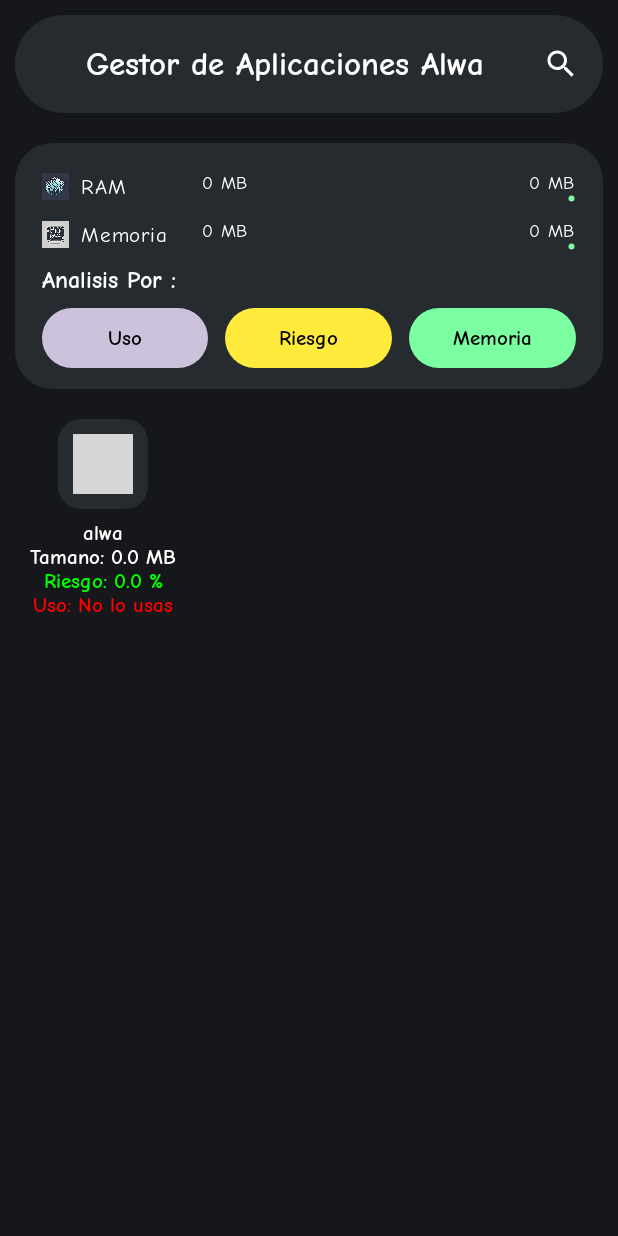
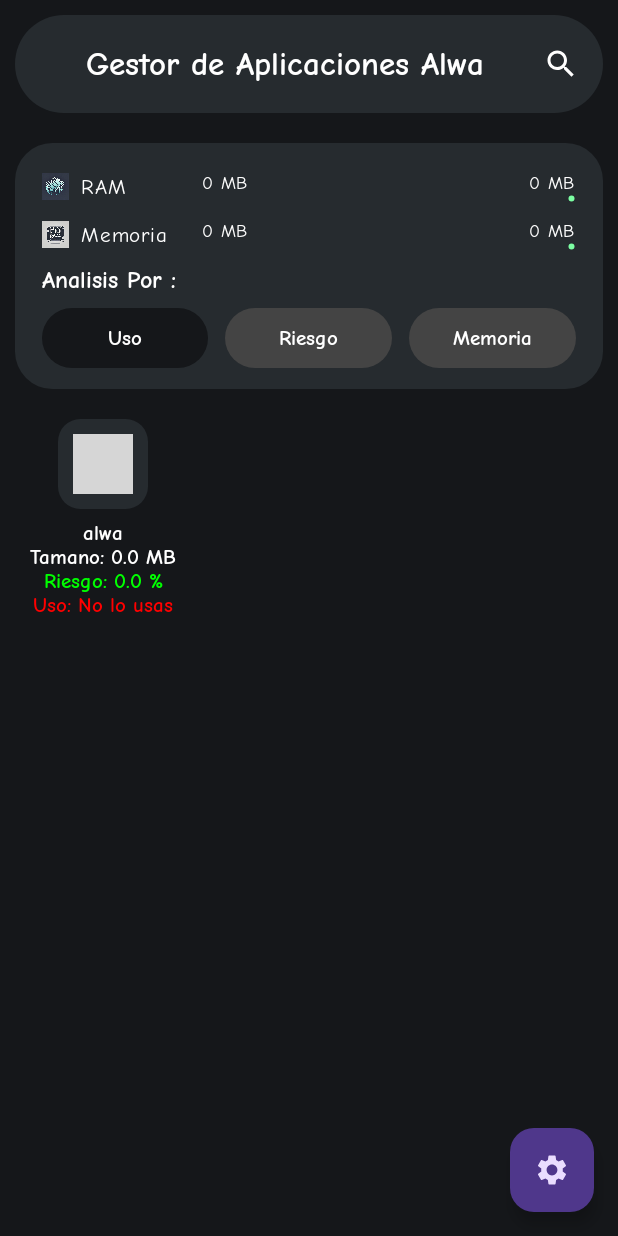
Before and after one commit to jlipaochoa/app_management, an Android app built with Jetpack Compose: the screen it shows after launch (MainActivity), after a tap on "Uso", on a phone screen of 412 x 824 dp. Run offline under Robolectric (Android 15) with nearby library versions, the phone set to English and light mode, and no system bars; our stand-ins replace Dagger/Hilt's generated code, accompanist; 2 statements that could not run were skipped; grey boxes are pictures that could not be loaded.

Commit message:
feat: improve home and add analysis use case

```diff
--- a/app/src/main/java/com/example/app_management/presentation/apps/HomeScreen.kt
+++ b/app/src/main/java/com/example/app_management/presentation/apps/HomeScreen.kt
@@ -1,5 +1,9 @@
 package com.example.app_management.presentation.apps
 
+import android.content.Intent
+import android.provider.Settings.ACTION_USAGE_ACCESS_SETTINGS
+import androidx.activity.compose.rememberLauncherForActivityResult
+import androidx.activity.result.contract.ActivityResultContracts
 import androidx.compose.foundation.layout.Column
 import androidx.compose.foundation.layout.Spacer
 import androidx.compose.foundation.layout.fillMaxHeight
@@ -10,19 +14,33 @@ import androidx.compose.foundation.layout.width
 import androidx.compose.foundation.lazy.grid.GridCells
 import androidx.compose.foundation.lazy.grid.LazyVerticalGrid
 import androidx.compose.foundation.lazy.grid.items
+import androidx.compose.material.icons.Icons
+import androidx.compose.material.icons.filled.Settings
+import androidx.compose.material3.Button
 import androidx.compose.material3.CircularProgressIndicator
+import androidx.compose.material3.FloatingActionButton
+import androidx.compose.material3.Icon
 import androidx.compose.material3.Scaffold
+import androidx.compose.material3.Text
 import androidx.compose.runtime.Composable
+import androidx.compose.runtime.DisposableEffect
 import androidx.compose.runtime.collectAsState
 import androidx.compose.runtime.getValue
+import androidx.compose.runtime.mutableStateOf
+import androidx.compose.runtime.remember
+import androidx.compose.runtime.setValue
 import androidx.compose.ui.Alignment
 import androidx.compose.ui.Modifier
 import androidx.compose.ui.unit.dp
 import androidx.navigation.NavController
 import androidx.hilt.navigation.compose.hiltViewModel
+import androidx.lifecycle.Lifecycle
+import androidx.lifecycle.LifecycleEventObserver
+import androidx.lifecycle.compose.LocalLifecycleOwner
 import com.example.app_management.presentation.apps.components.AnalysisSection
 import com.example.app_management.presentation.apps.components.AppBar
 import com.example.app_management.presentation.apps.components.CardAppItem
+import com.example.app_management.presentation.apps.components.DialogAnalysis
 import com.example.app_management.presentation.ui.theme.Green40
 import com.example.app_management.util.Screen
 
@@ -43,6 +61,28 @@ fun HomeScreen(
 
     val typeAnalysis by viewModel.typeAnalysis.collectAsState()
 
+    var hasPermissions by remember { mutableStateOf(viewModel.hasUsageStatsPermission()) }
+
+    val showDialog by viewModel.showDialog.collectAsState()
+
+    DialogAnalysis(
+        description = description,
+        showDialog = showDialog,
+        dismissDialog = { viewModel.updateShowDialog() }
+    )
+
+    val settingsLauncher = rememberLauncherForActivityResult(
+        contract = ActivityResultContracts.StartActivityForResult()
+    ) {
+    }
+
+    OnLifecycleEvent {
+        hasPermissions = viewModel.hasUsageStatsPermission()
+        if (hasPermissions) {
+            viewModel.getLaunchApps()
+        }
+    }
+
     Scaffold(
         modifier = Modifier.fillMaxSize(),
         topBar = {
@@ -53,6 +93,13 @@ fun HomeScreen(
                 onSearch = { viewModel.onSearchQueryChanged(it) },
                 onChangeState = { viewModel.setAppBarState(it) }
             )
+        },
+        floatingActionButton = {
+            FloatingActionButton(
+                onClick = { viewModel.analysisDescription() },
+            ) {
+                Icon(Icons.Filled.Settings, "Analisa.")
+            }
         }
     ) { innerPadding ->
         Column(
@@ -61,10 +108,24 @@ fun HomeScreen(
                 .padding(innerPadding)
         ) {
             AnalysisSection(
-                analysisDescription = description,
-                analysisCallBack = { type -> viewModel.analysis(type) },
+                analysisDescription = "",
+                analysisCallBack = { type -> viewModel.orderByTypeAnalysis(type) },
                 typeAnalysisSelected = typeAnalysis
             )
+            if (!hasPermissions) {
+                Text("No tienes permisos de Usage Stats.", Modifier.padding(horizontal = 20.dp).align(Alignment.CenterHorizontally))
+                Spacer(modifier = Modifier.height(16.dp))
+                Button(
+                    onClick = {
+                        val intent = Intent(ACTION_USAGE_ACCESS_SETTINGS)
+                        intent.addFlags(Intent.FLAG_ACTIVITY_NEW_TASK)
+                        settingsLauncher.launch(intent)
+                    },
+                    modifier = Modifier.padding(horizontal = 20.dp).align(Alignment.CenterHorizontally)
+                ) {
+                    Text("Habilitar permisos")
+                }
+            } else {
                 LazyVerticalGrid(
                     columns = GridCells.Fixed(3),
                 ) {
@@ -73,7 +134,7 @@ fun HomeScreen(
                             navController.navigate(route = Screen.DetailAppScreen.route + "?packageName=${it.packageName}")
                         }
                     }
-                item { Spacer(modifier = Modifier.height(200.dp)) }
+                    item { Spacer(modifier = Modifier.height(300.dp)) }
                 }
                 if (loadingEvent) {
                     CircularProgressIndicator(
@@ -86,3 +147,23 @@ fun HomeScreen(
             }
         }
     }
+}
+
+@Composable
+fun OnLifecycleEvent(onEvent: () -> Unit) {
+    val lifecycleOwner = LocalLifecycleOwner.current
+
+    DisposableEffect(lifecycleOwner) {
+        val lifecycle = lifecycleOwner.lifecycle
+        val observer = LifecycleEventObserver { _, event ->
+            if (event == Lifecycle.Event.ON_RESUME) {
+                onEvent()
+            }
+        }
+
+        lifecycle.addObserver(observer)
+        onDispose {
+            lifecycle.removeObserver(observer)
+        }
+    }
+}
--- a/app/src/main/java/com/example/app_management/presentation/apps/HomeViewModel.kt
+++ b/app/src/main/java/com/example/app_management/presentation/apps/HomeViewModel.kt
@@ -27,11 +27,13 @@ class HomeViewModel @Inject constructor(
     private val application: Application
 ) : ViewModel() {
 
-    private val _isPermissionStatsEnabled get() = application.hasUsageStatsPermission()
-
     private var jobOrderApps: Job? = null
 
     private var searchJob: Job? = null
+
+    private var getAppJobs: Job? = null
+
+    private var analysisJob: Job? = null
 
     private var _items = listOf<AppInfoAnalysis>()
 
@@ -50,6 +52,9 @@ class HomeViewModel @Inject constructor(
     private val _description = MutableStateFlow("")
     val description: StateFlow<String> = _description.asStateFlow()
 
+    private val _showDialog = MutableStateFlow(false)
+    val showDialog: StateFlow<Boolean> = _showDialog.asStateFlow()
+
     private val _typeAnalysis = MutableStateFlow(TypeAnalysis.Memory)
     val typeAnalysis: StateFlow<TypeAnalysis> = _typeAnalysis.asStateFlow()
 
@@ -57,16 +62,14 @@ class HomeViewModel @Inject constructor(
         _appBarState.value = state
     }
 
-    init {
-        getLaunchApps()
-    }
-
-    private fun getLaunchApps() {
-        viewModelScope.launch {
+    fun getLaunchApps() {
+        getAppJobs?.cancel()
+        getAppJobs = viewModelScope.launch {
+            _filteredItems.value = listOf()
             _loadingEvent.value = true
             _items = withContext(Dispatchers.IO) { getAppsUseCase(typeAnalysis.value) }
             _loadingEvent.value = false
-            _filteredItems.value = _items
+            onSearchQueryChanged(query.value)
         }
     }
 
@@ -84,20 +87,19 @@ class HomeViewModel @Inject constructor(
         }
     }
 
-    fun analysis(typeAnalysis: TypeAnalysis) {
-        if (!_isPermissionStatsEnabled) {
+    fun orderByTypeAnalysis(typeAnalysis: TypeAnalysis) {
+        if (!hasUsageStatsPermission()) {
             application.requestUsageStatsPermission()
             return
         }
         _typeAnalysis.value = typeAnalysis
         jobOrderApps?.cancel()
-        jobOrderApps = viewModelScope.launch {
+        jobOrderApps = viewModelScope.launch(Dispatchers.IO) {
             val sortedItems = _items.sortedByDescending {
                 when (typeAnalysis) {
                     TypeAnalysis.Memory -> it.size
                     TypeAnalysis.Security -> it.percentageRisk
                     TypeAnalysis.Usage -> it.percentageUsage
-                    else -> it.size
                 }
             }
             withContext(Dispatchers.Main) {
@@ -105,4 +107,26 @@ class HomeViewModel @Inject constructor(
             }
         }
     }
+
+    fun updateShowDialog() {
+        _showDialog.value = !_showDialog.value
+    }
+
+    fun analysisDescription() {
+        if (!hasUsageStatsPermission()) {
+            application.requestUsageStatsPermission()
+            return
+        }
+        analysisJob?.cancel()
+        analysisJob = viewModelScope.launch(Dispatchers.IO) {
+            _description.value = analysisUseCase(filteredItems.value)
+            updateShowDialog()
+        }
+    }
+
+    fun hasUsageStatsPermission(): Boolean {
+        return application.hasUsageStatsPermission()
+    }
+
+
 }
--- a/app/src/main/java/com/example/app_management/presentation/apps/components/AnalysisSection.kt
+++ b/app/src/main/java/com/example/app_management/presentation/apps/components/AnalysisSection.kt
@@ -18,10 +18,8 @@ import androidx.compose.ui.Modifier
 import androidx.compose.ui.graphics.Color
 import androidx.compose.ui.platform.LocalContext
 import androidx.compose.ui.unit.dp
+import com.example.app_management.presentation.ui.theme.Background
 import com.example.app_management.presentation.ui.theme.DarkGrey40
-import com.example.app_management.presentation.ui.theme.Green40
-import com.example.app_management.presentation.ui.theme.PurpleGrey80
-import com.example.app_management.presentation.ui.theme.Yellow80
 
 @Composable
 fun AnalysisSection(
@@ -48,19 +46,19 @@ fun AnalysisSection(
                 onClick = { analysisCallBack(TypeAnalysis.Usage) },
                 modifier = Modifier.weight(1f),
                 colors = ButtonDefaults.buttonColors(
-                    containerColor = PurpleGrey80,
-                    contentColor = Color.Black
+                    containerColor = if (typeAnalysisSelected == TypeAnalysis.Usage) Background else Color.DarkGray,
+                    contentColor = Color.White
                 )
             ) {
-                Text("Uso", style = MaterialTheme.typography.titleSmall)
+                Text("Uso", style = MaterialTheme.typography.titleSmall, maxLines = 1)
             }
             Spacer(modifier = Modifier.weight(0.1f))
             Button(
                 onClick = { analysisCallBack(TypeAnalysis.Security) },
                 modifier = Modifier.weight(1f),
                 colors = ButtonDefaults.buttonColors(
-                    containerColor = Yellow80,
-                    contentColor = Color.Black
+                    containerColor = if (typeAnalysisSelected == TypeAnalysis.Security) Background else Color.DarkGray,
+                    contentColor = Color.White
                 )
             ) {
                 Text("Riesgo", style = MaterialTheme.typography.titleSmall, maxLines = 1)
@@ -70,14 +68,14 @@ fun AnalysisSection(
                 onClick = { analysisCallBack(TypeAnalysis.Memory) },
                 modifier = Modifier.weight(1f),
                 colors = ButtonDefaults.buttonColors(
-                    containerColor = Green40,
-                    contentColor = Color.Black
+                    containerColor = if (typeAnalysisSelected == TypeAnalysis.Memory) Background else Color.DarkGray,
+                    contentColor = Color.White
                 )
             ) {
                 Text("Memoria", style = MaterialTheme.typography.titleSmall)
             }
             if (analysisDescription.isNotEmpty()) {
-                Text("asdfasdf")
+                Text(analysisDescription)
             }
         }
     }
--- a/app/src/main/java/com/example/app_management/presentation/apps/components/MemoryAndStorageInfo.kt
+++ b/app/src/main/java/com/example/app_management/presentation/apps/components/MemoryAndStorageInfo.kt
@@ -5,17 +5,30 @@ import androidx.compose.foundation.layout.Column
 import androidx.compose.foundation.layout.Spacer
 import androidx.compose.foundation.layout.height
 import androidx.compose.runtime.Composable
+import androidx.compose.runtime.getValue
+import androidx.compose.runtime.mutableLongStateOf
 import androidx.compose.runtime.remember
+import androidx.compose.runtime.setValue
 import androidx.compose.ui.Modifier
 import androidx.compose.ui.unit.dp
 import com.example.app_management.R
 import com.example.app_management.extentions.getInternalStorageData
 import com.example.app_management.extentions.getRamData
+import com.example.app_management.presentation.apps.OnLifecycleEvent
 
 @Composable
 fun MemoryAndStorageInfo(context: Context) {
-    val (totalRam, usageRam) = remember { context.getRamData() }
-    val (totalInternal, usageInternal) = remember { getInternalStorageData() }
+    var totalRam by remember { mutableLongStateOf(context.getRamData().first) }
+    var usageRam by remember { mutableLongStateOf(context.getRamData().second) }
+    var totalInternal by remember { mutableLongStateOf(getInternalStorageData().first) }
+    var usageInternal by remember { mutableLongStateOf(getInternalStorageData().second) }
+
+    OnLifecycleEvent {
+        totalRam = context.getRamData().first
+        usageRam = context.getRamData().second
+        totalInternal = getInternalStorageData().first
+        usageInternal = getInternalStorageData().second
+    }
 
     Column {
         ProgressBarRangeInfo(
```
Also changed, not shown: app/src/main/java/com/example/app_management/domain/useCases/AnalysisUseCase.kt (+16 -11 lines), app/src/main/java/com/example/app_management/presentation/apps/components/DialogAnalysis.kt (added, +44 -0 lines), app/src/main/java/com/example/app_management/presentation/detailApp/DialogAddAppInfo.kt (+2 -6 lines). Lines whose indentation alone changed are shown as unchanged.
